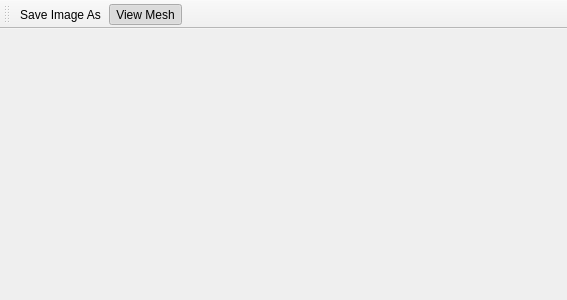
Old version of the form src/mainwindow.ui in the repository ethiago/triquadgl.
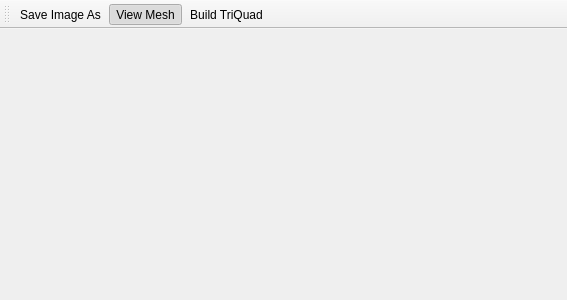
New version of the form.

```diff
--- a/src/mainwindow.ui
+++ b/src/mainwindow.ui
@@ -40,6 +40,7 @@
    </attribute>
    <addaction name="actionSaveImageAs"/>
    <addaction name="actionView_Mesh"/>
+   <addaction name="actionBuild_TriQuad"/>
   </widget>
   <action name="actionSaveImageAs">
    <property name="text">
@@ -60,6 +61,11 @@
     <string>View Mesh</string>
    </property>
   </action>
+  <action name="actionBuild_TriQuad">
+   <property name="text">
+    <string>Build TriQuad</string>
+   </property>
+  </action>
  </widget>
  <layoutdefault spacing="6" margin="11"/>
  <resources/>
```
